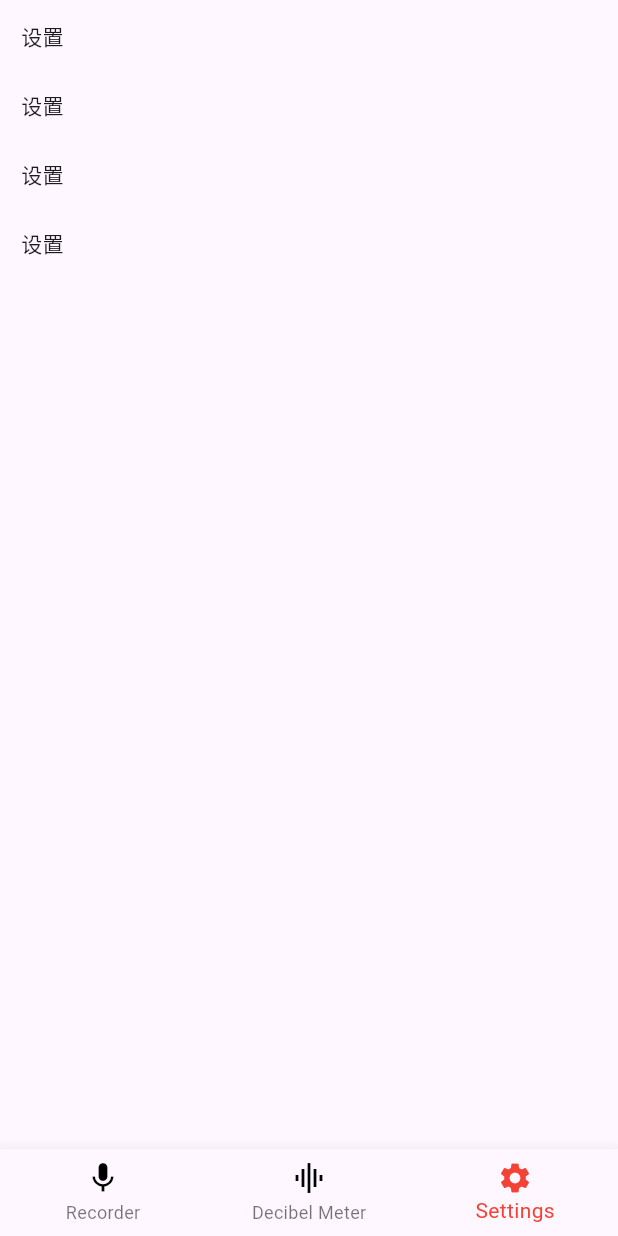
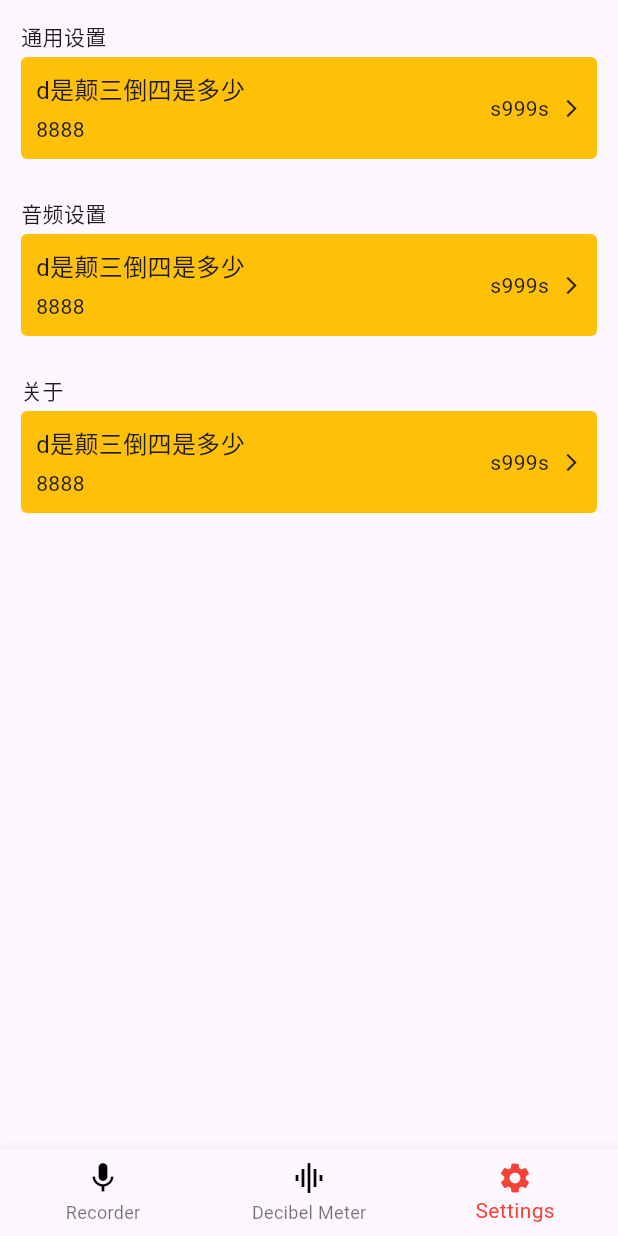
Before and after one commit to wu-yiqiang/audiometer, a Flutter app: the screen it shows after launch, item 3 of the bottom bar chosen, on a phone screen of 412 x 824 dp. Run offline on Flutter 3.47's test engine with Material 3 defaults, Android fonts, the phone set to English and light mode, and no system bars; our stand-ins replace get.

Commit message:
添加设置页面布局

```diff
--- a/lib/pages/Home/Home.dart
+++ b/lib/pages/Home/Home.dart
@@ -17,26 +17,22 @@ class HomePage extends StatelessWidget {
       ),
       bottomNavigationBar: Obx(() =>
         BottomNavigationBar(
-          // backgroundColor: PrimaryColor,
           items: [
             BottomNavigationBarItem(
               icon: Icon(Icons.mic, color: Colors.black),
               label: 'recorder'.tr,
               activeIcon: Icon(Icons.mic, color: PrimaryColor),
-              backgroundColor: PrimaryColor,
             ),
             BottomNavigationBarItem(
               icon: Icon(Icons.graphic_eq, color: Colors.black),
               label: 'decibelMeter'.tr,
               activeIcon: Icon(Icons.graphic_eq, color: PrimaryColor),
-              backgroundColor: PrimaryColor,
             ),
             BottomNavigationBarItem(
               icon: Icon(Icons.settings, color: Colors.black),
               label: 'settings'.tr,
               activeIcon: Icon(Icons.settings, color: PrimaryColor,
               ),
-              backgroundColor: PrimaryColor,
             ),
           ],
           currentIndex: homeController.currentIndex.value,
--- a/lib/pages/Settings/Settings.dart
+++ b/lib/pages/Settings/Settings.dart
@@ -8,20 +8,21 @@ class SettingsPage extends StatelessWidget {
       body: SafeArea(
         child: Container(
           padding: EdgeInsetsGeometry.all(14),
-          child: Flex(
+          child: SingleChildScrollView(
+            child: Flex(
             direction: Axis.vertical,
             mainAxisAlignment: MainAxisAlignment.start,
             crossAxisAlignment: CrossAxisAlignment.center,
             spacing: 26,
             children: [
-              SettingsCard(),
-              SettingsCard(),
-              SettingsCard(),
-              SettingsCard(),
+                SettingsCard(title: "通用设置"),
+                SettingsCard(title: "音频设置"),
+                SettingsCard(title: "关于"),
             ],
           ),
         ),
       ),
+      ),
     );
   }
 }
--- a/lib/widgets/SettingsCard.dart
+++ b/lib/widgets/SettingsCard.dart
@@ -2,7 +2,51 @@ import 'package:flutter/material.dart';
 import 'package:get/get.dart';
 
 class SettingsCard extends StatelessWidget {
+  final String? title;
+  SettingsCard({super.key, this.title});
+
   Widget build(BuildContext context) {
-    return Container(child: Text("设置"));
+    return Column(
+      crossAxisAlignment: CrossAxisAlignment.start,
+      spacing: 4,
+      children: [
+        if (title != null && title!.isNotEmpty)
+          Text(title!, style: TextStyle(fontSize: 14)),
+        Container(
+          width: double.infinity,
+          padding: EdgeInsets.all(10),
+          decoration: BoxDecoration(
+            color: Colors.amber,
+            borderRadius: BorderRadius.all(Radius.circular(4)),
+          ),
+          child: Flex(
+            direction: Axis.horizontal,
+            mainAxisAlignment: MainAxisAlignment.spaceBetween,
+            crossAxisAlignment: CrossAxisAlignment.center,
+            spacing: 14,
+            children: [
+              Expanded(
+                child: Flex(
+                  direction: Axis.vertical,
+                  crossAxisAlignment: CrossAxisAlignment.start,
+                  spacing: 4,
+                  children: [
+                    Text("d是颠三倒四是多少", style: TextStyle(fontSize: 16)),
+                    Text("8888", style: TextStyle(fontSize: 14)),
+                  ],
+                ),
+              ),
+              Row(
+                spacing: 8,
+                children: [
+                  Text("s999s"),
+                  Icon(Icons.arrow_forward_ios, size: 14),
+                ],
+              ),
+            ],
+          ),
+        ),
+      ],
+    );
   }
 }
```
